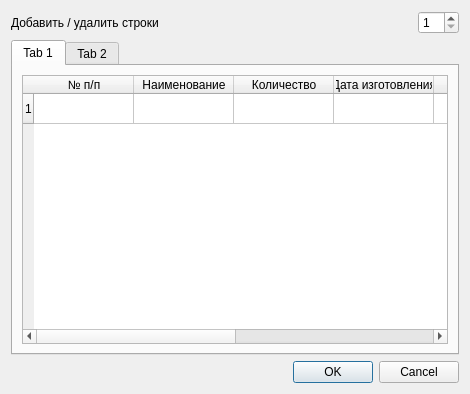
This is additem.ui in ZoomEXE/AWUpdate as Qt 5 draws it before an edit. The edited form follows.
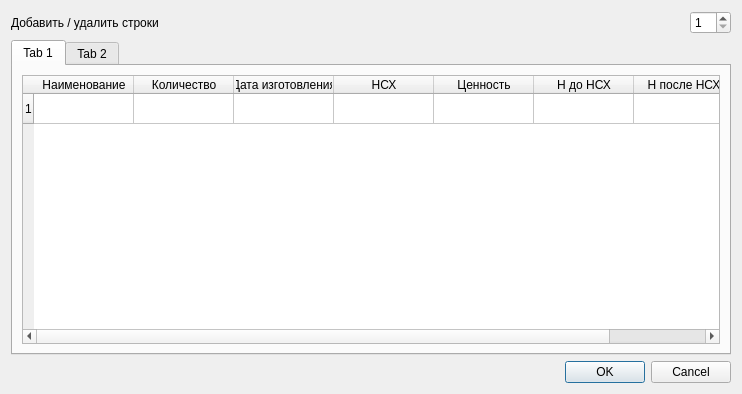
This is the edited form. The open tabs and pages were chosen to show the change.

Commit message: Save input data (additem)

Patch:
```diff
--- a/additem.ui
+++ b/additem.ui
@@ -6,10 +6,22 @@
    <rect>
     <x>0</x>
     <y>0</y>
-    <width>470</width>
+    <width>742</width>
     <height>394</height>
    </rect>
   </property>
+  <property name="minimumSize">
+   <size>
+    <width>742</width>
+    <height>300</height>
+   </size>
+  </property>
+  <property name="maximumSize">
+   <size>
+    <width>742</width>
+    <height>16777215</height>
+   </size>
+  </property>
   <property name="windowTitle">
    <string>Добавьте необходимые данные</string>
   </property>
@@ -57,6 +69,9 @@
       <layout class="QVBoxLayout" name="verticalLayout">
        <item>
         <widget class="QTableWidget" name="tableMissiles">
+         <property name="layoutDirection">
+          <enum>Qt::LeftToRight</enum>
+         </property>
          <property name="sizeAdjustPolicy">
           <enum>QAbstractScrollArea::AdjustToContents</enum>
          </property>
@@ -65,11 +80,6 @@
            <string>1</string>
           </property>
          </row>
-         <column>
-          <property name="text">
-           <string>№ п/п</string>
-          </property>
-         </column>
          <column>
           <property name="text">
            <string>Наименование</string>
```
Left out of the diff: 7 changed lines with no effect on the pictures. The commit also changes 6 other files.
